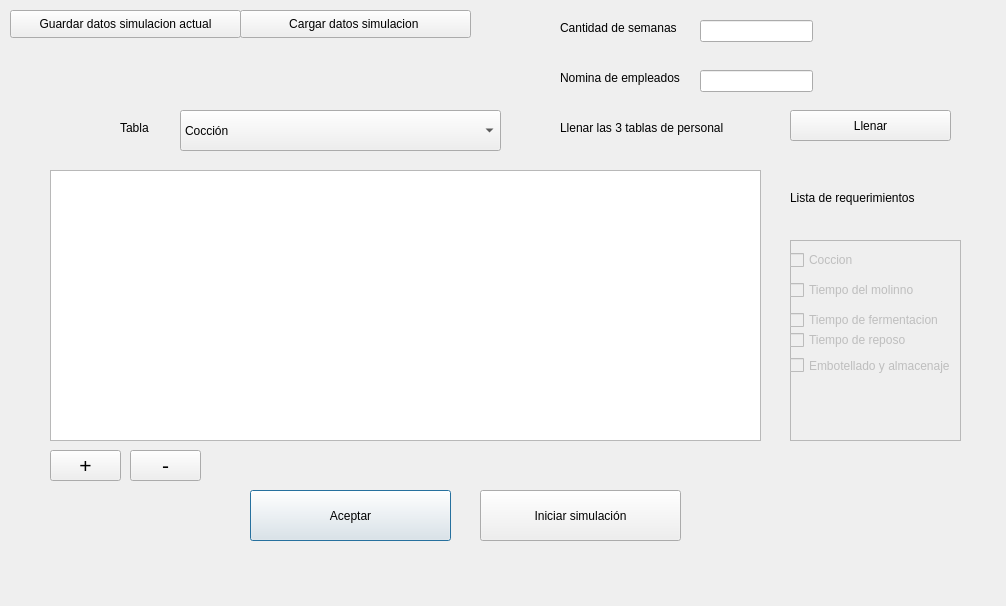
This is interfaces/ventanas_produccion/Ingreso_datos_produccion.ui in EscuelaProyectosPOO/simulacion as Qt 5 draws it before an edit. The edited form follows.
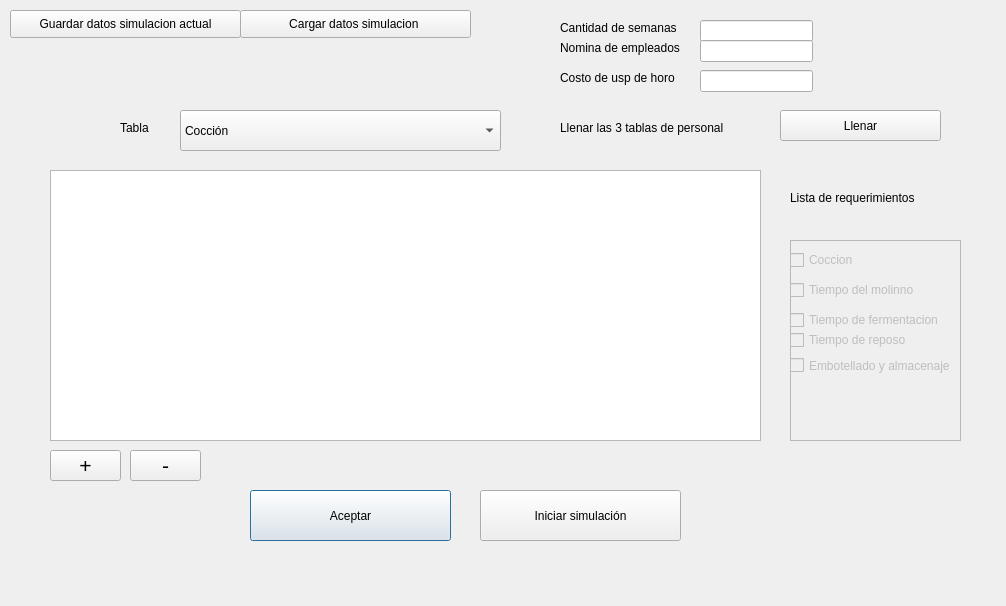
This is the edited form.

What changed in the file:
```diff
--- a/interfaces/ventanas_produccion/Ingreso_datos_produccion.ui
+++ b/interfaces/ventanas_produccion/Ingreso_datos_produccion.ui
@@ -253,7 +253,7 @@
   <widget class="QPushButton" name="llenar">
    <property name="geometry">
     <rect>
-     <x>790</x>
+     <x>780</x>
      <y>110</y>
      <width>161</width>
      <height>31</height>
@@ -329,7 +329,7 @@
    <property name="geometry">
     <rect>
      <x>700</x>
-     <y>70</y>
+     <y>40</y>
      <width>113</width>
      <height>22</height>
     </rect>
@@ -342,7 +342,7 @@
    <property name="geometry">
     <rect>
      <x>560</x>
-     <y>70</y>
+     <y>40</y>
      <width>131</width>
      <height>16</height>
     </rect>
@@ -351,6 +351,32 @@
     <string>Nomina de empleados</string>
    </property>
   </widget>
+  <widget class="QLineEdit" name="costo_horno">
+   <property name="geometry">
+    <rect>
+     <x>700</x>
+     <y>70</y>
+     <width>113</width>
+     <height>22</height>
+    </rect>
+   </property>
+   <property name="text">
+    <string/>
+   </property>
+  </widget>
+  <widget class="QLabel" name="label_6">
+   <property name="geometry">
+    <rect>
+     <x>560</x>
+     <y>70</y>
+     <width>131</width>
+     <height>16</height>
+    </rect>
+   </property>
+   <property name="text">
+    <string>Costo de usp de horo</string>
+   </property>
+  </widget>
  </widget>
  <resources/>
  <connections/>
```
